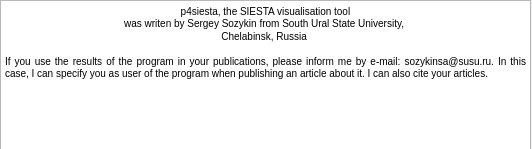
Before: the Qt Designer form src/gui/about.ui in sozykinsa/GUI4dft, drawn with Qt 5.
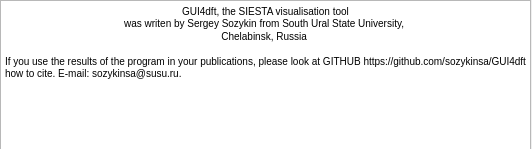
After: the same form once the commit is applied.

Patch:
```diff
--- a/src/gui/about.ui
+++ b/src/gui/about.ui
@@ -39,9 +39,9 @@
 &lt;html&gt;&lt;head&gt;&lt;meta name=&quot;qrichtext&quot; content=&quot;1&quot; /&gt;&lt;style type=&quot;text/css&quot;&gt;
 p, li { white-space: pre-wrap; }
 &lt;/style&gt;&lt;/head&gt;&lt;body style=&quot; font-family:'MS Shell Dlg 2'; font-size:7.8pt; font-weight:400; font-style:normal;&quot;&gt;
-&lt;p align=&quot;center&quot; style=&quot; margin-top:0px; margin-bottom:0px; margin-left:0px; margin-right:0px; -qt-block-indent:0; text-indent:0px;&quot;&gt;p4siesta, the SIESTA visualisation tool &lt;br /&gt;was writen by Sergey Sozykin from South Ural State University, &lt;/p&gt;
+&lt;p align=&quot;center&quot; style=&quot; margin-top:0px; margin-bottom:0px; margin-left:0px; margin-right:0px; -qt-block-indent:0; text-indent:0px;&quot;&gt;GUI4dft, the SIESTA visualisation tool &lt;br /&gt;was writen by Sergey Sozykin from South Ural State University, &lt;/p&gt;
 &lt;p align=&quot;center&quot; style=&quot; margin-top:0px; margin-bottom:0px; margin-left:0px; margin-right:0px; -qt-block-indent:0; text-indent:0px;&quot;&gt;Chelabinsk, Russia &lt;/p&gt;
-&lt;p align=&quot;justify&quot; style=&quot; margin-top:12px; margin-bottom:12px; margin-left:0px; margin-right:0px; -qt-block-indent:0; text-indent:0px;&quot;&gt;If you use the results of the program in your publications, please inform me by e-mail: sozykinsa@susu.ru. In this case, I can specify you as user of the program when publishing an article about it. I can also cite your articles.&lt;/p&gt;&lt;/body&gt;&lt;/html&gt;</string>
+&lt;p align=&quot;justify&quot; style=&quot; margin-top:12px; margin-bottom:12px; margin-left:0px; margin-right:0px; -qt-block-indent:0; text-indent:0px;&quot;&gt;If you use the results of the program in your publications, please look at GITHUB https://github.com/sozykinsa/GUI4dft how to cite. E-mail: sozykinsa@susu.ru.&lt;/p&gt;&lt;/body&gt;&lt;/html&gt;</string>
    </property>
   </widget>
  </widget>
```
